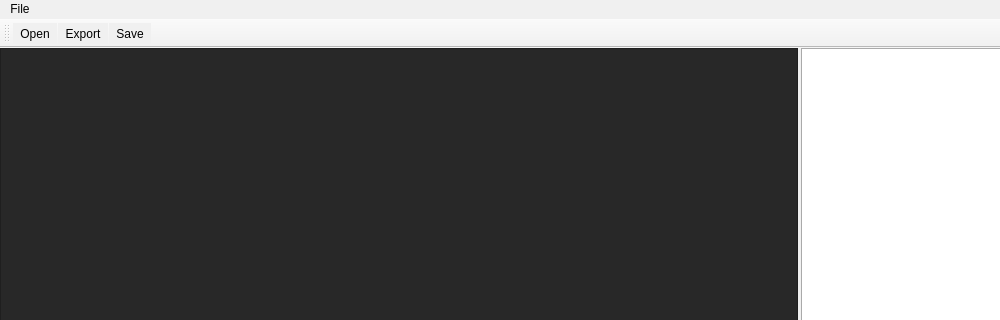
This is ui/main_window.ui in AR0EN/img-pro as Qt 5 draws it before an edit; both pictures show x 0 to 1000 and y 0 to 320 of the 1000 by 600 pixel window. The edited form follows.
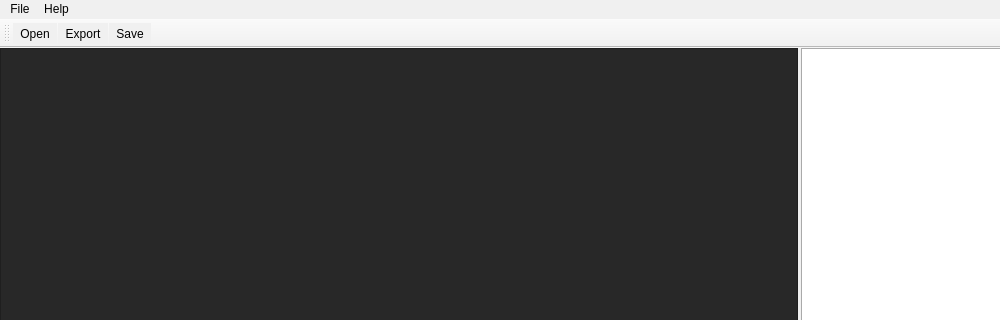
This is the edited form. Icons and pictures are not drawn.

Commit message: Add Help menu to Main Window UI

```diff
--- a/ui/main_window.ui
+++ b/ui/main_window.ui
@@ -116,7 +116,14 @@
     <addaction name="actionSave"/>
     <addaction name="actionExit"/>
    </widget>
+   <widget class="QMenu" name="menuHelp">
+    <property name="title">
+     <string>Help</string>
+    </property>
+    <addaction name="actionAbout"/>
+   </widget>
    <addaction name="menuFile"/>
+   <addaction name="menuHelp"/>
   </widget>
   <widget class="QToolBar" name="toolBar">
    <property name="windowTitle">
```
Left out of the diff: 7 changed lines with no effect on the pictures.
